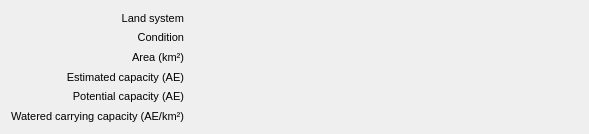
Above: mlapp/src/widgets/paddock_land_type_details/paddock_land_type_details_base.ui from Trailmarker/paddock-power before the change. Below: the same form after it.
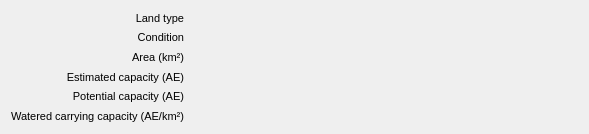
That is the form after the change. Custom widgets are drawn as their Qt base class.

Commit message: Layer name, class and field name changes to 'Land Type' (PP-77)

Diff of the .ui file:
```diff
--- a/mlapp/src/widgets/paddock_land_type_details/paddock_land_type_details_base.ui
+++ b/mlapp/src/widgets/paddock_land_type_details/paddock_land_type_details_base.ui
@@ -33,7 +33,7 @@
         </font>
        </property>
        <property name="text">
-        <string notr="true">Land system</string>
+        <string notr="true">Land type</string>
        </property>
        <property name="alignment">
         <set>Qt::AlignRight|Qt::AlignTrailing|Qt::AlignVCenter</set>
```
The commit also changes 20 other files.
